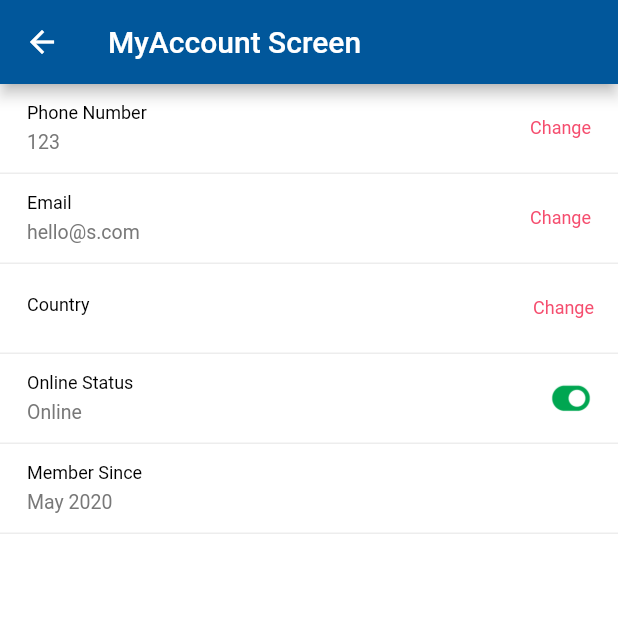
After one commit to olivermendez/Sendi, a Flutter app: the AccountScreen screen opened directly, on a phone screen of 412 x 824 dp, the top half of it. The commit adds this screen. Run offline on Flutter 3.47's test engine with Material 2 defaults, Android fonts, the phone set to English and light mode, and no system bars; missing offline and left inert: awesome_card; Roboto replaces fonts that are missing (Futura, medium).

Commit message:
new updates

```diff
--- a/sendi_app_rider/lib/config/theme/custom_rider_theme.dart
+++ b/sendi_app_rider/lib/config/theme/custom_rider_theme.dart
@@ -2,7 +2,7 @@ import 'package:flutter/material.dart';
 
 ThemeData themeRider() {
   return ThemeData(
-    primaryColor: Colors.lightBlue,
+    primaryColor: Colors.lightBlue[900],
     primaryColorDark: Color(0xFFFC0028),
     primaryColorLight: Color(0xFFFE9AAA),
     scaffoldBackgroundColor: Colors.white,
@@ -10,7 +10,7 @@ ThemeData themeRider() {
     fontFamily: 'Futura',
     textTheme: TextTheme(
       headline1: TextStyle(
-        color: Color(0xFF1B070B),
+        color: Colors.white,
         fontWeight: FontWeight.bold,
         fontSize: 36,
       ),
--- a/sendi_app_rider/lib/src/Screens/deliver_confirmed/delivery_confirmed_screen.dart
+++ b/sendi_app_rider/lib/src/Screens/deliver_confirmed/delivery_confirmed_screen.dart
@@ -5,8 +5,7 @@ class DeliveryConfirmedScreen extends StatelessWidget {
 
   @override
   Widget build(BuildContext context) {
-    return MaterialApp(
-      home: Scaffold(
+    return Scaffold(
       body: Container(
         color: Colors.green,
         child: Center(
@@ -16,7 +15,6 @@ class DeliveryConfirmedScreen extends StatelessWidget {
           ),
         ),
       ),
-      ),
     );
   }
 }
--- /dev/null
+++ b/sendi_app_rider/lib/src/Screens/my_account/account_screen.dart
@@ -0,0 +1,294 @@
+import 'package:flutter/material.dart';
+
+class AccountScreen extends StatelessWidget {
+  static const String routeName = '/my-account';
+
+  static Route route() {
+    return MaterialPageRoute(
+      builder: (_) => AccountScreen(),
+      settings: RouteSettings(name: routeName),
+    );
+  }
+
+  @override
+  Widget build(BuildContext context) {
+    return Scaffold(
+      appBar: AppBar(
+        title: Text("MyAccount Screen"),
+      ),
+      body: Container(
+          child: ListView(
+        children: [
+          //Phone Number
+          Container(
+            height: 60,
+            padding: EdgeInsets.only(left: 18, right: 8),
+            decoration: BoxDecoration(
+                border: Border(
+                    bottom: BorderSide(width: 1, color: Color(0xFFEDEDED)))),
+            child: Row(
+              mainAxisAlignment: MainAxisAlignment.spaceBetween,
+              children: [
+                Column(
+                  crossAxisAlignment: CrossAxisAlignment.start,
+                  mainAxisAlignment: MainAxisAlignment.center,
+                  children: [
+                    Container(
+                      child: Text(
+                        "Phone Number",
+                        style: TextStyle(
+                            color: Color(0xFF000000),
+                            fontSize: 12,
+                            fontFamily: 'medium'),
+                      ),
+                    ),
+                    SizedBox(
+                      height: 5,
+                    ),
+                    Container(
+                      child: Text(
+                        "123",
+                        style: TextStyle(
+                            color: Color(0xFF787878),
+                            fontSize: 13,
+                            fontFamily: 'medium'),
+                      ),
+                    ),
+                  ],
+                ),
+                InkWell(
+                  onTap: () {},
+                  splashColor: Colors.transparent,
+                  highlightColor: Colors.transparent,
+                  child: Container(
+                    padding: EdgeInsets.all(10),
+                    child: Text(
+                      "Change",
+                      style: TextStyle(
+                          color: Color(0xFFF54D6E),
+                          fontSize: 12,
+                          fontFamily: 'medium'),
+                    ),
+                  ),
+                )
+              ],
+            ),
+          ),
+          //Email
+          Container(
+            height: 60,
+            padding: EdgeInsets.only(left: 18, right: 8),
+            decoration: BoxDecoration(
+                border: Border(
+                    bottom: BorderSide(width: 1, color: Color(0xFFEDEDED)))),
+            child: Row(
+              mainAxisAlignment: MainAxisAlignment.spaceBetween,
+              children: [
+                Column(
+                  crossAxisAlignment: CrossAxisAlignment.start,
+                  mainAxisAlignment: MainAxisAlignment.center,
+                  children: [
+                    Container(
+                      child: Text(
+                        "Email",
+                        style: TextStyle(
+                            color: Color(0xFF000000),
+                            fontSize: 12,
+                            fontFamily: 'medium'),
+                      ),
+                    ),
+                    SizedBox(
+                      height: 5,
+                    ),
+                    Container(
+                      child: Text(
+                        "hello@s.com",
+                        style: TextStyle(
+                            color: Color(0xFF787878),
+                            fontSize: 13,
+                            fontFamily: 'medium'),
+                      ),
+                    ),
+                  ],
+                ),
+                InkWell(
+                  onTap: () {},
+                  splashColor: Colors.transparent,
+                  highlightColor: Colors.transparent,
+                  child: Container(
+                    padding: EdgeInsets.all(10),
+                    child: Text(
+                      "Change",
+                      style: TextStyle(
+                          color: Color(0xFFF54D6E),
+                          fontSize: 12,
+                          fontFamily: 'medium'),
+                    ),
+                  ),
+                )
+              ],
+            ),
+          ),
+          //Country
+          Container(
+            height: 60,
+            padding: EdgeInsets.only(left: 18, right: 8),
+            decoration: BoxDecoration(
+                border: Border(
+                    bottom: BorderSide(width: 1, color: Color(0xFFEDEDED)))),
+            child: Stack(
+              fit: StackFit.expand,
+              overflow: Overflow.visible,
+              children: [
+                Positioned(
+                  left: 0,
+                  top: 0,
+                  bottom: 0,
+                  child: Column(
+                    crossAxisAlignment: CrossAxisAlignment.start,
+                    mainAxisAlignment: MainAxisAlignment.center,
+                    children: [
+                      Container(
+                        child: Text(
+                          "Country",
+                          style: TextStyle(
+                              color: Color(0xFF000000),
+                              fontSize: 12,
+                              fontFamily: 'medium'),
+                        ),
+                      ),
+                      SizedBox(
+                        height: 5,
+                      ),
+                    ],
+                  ),
+                ),
+                Positioned(
+                  right: 0,
+                  top: 0,
+                  bottom: 0,
+                  child: Container(
+                    alignment: Alignment.center,
+                    padding: EdgeInsets.only(
+                      left: 8,
+                      right: 8,
+                    ),
+                    child: Text(
+                      "Change",
+                      style: TextStyle(
+                          color: Color(0xFFF54D6E),
+                          fontSize: 12,
+                          fontFamily: 'medium'),
+                    ),
+                  ),
+                ),
+                Positioned(
+                  right: 0,
+                  top: 0,
+                  bottom: 0,
+                  child: Container(),
+                ),
+              ],
+            ),
+          ),
+          //Online Status
+          InkWell(
+            onTap: () {},
+            splashColor: Colors.transparent,
+            highlightColor: Colors.transparent,
+            child: Container(
+              height: 60,
+              padding: EdgeInsets.only(left: 18, right: 7),
+              decoration: BoxDecoration(
+                  border: Border(
+                      bottom: BorderSide(width: 1, color: Color(0xFFEDEDED)))),
+              child: Row(
+                mainAxisAlignment: MainAxisAlignment.spaceBetween,
+                children: [
+                  Column(
+                    crossAxisAlignment: CrossAxisAlignment.start,
+                    mainAxisAlignment: MainAxisAlignment.center,
+                    children: [
+                      Container(
+                        child: Text(
+                          "Online Status",
+                          style: TextStyle(
+                              color: Color(0xFF000000),
+                              fontSize: 12,
+                              fontFamily: 'medium'),
+                        ),
+                      ),
+                      SizedBox(
+                        height: 5,
+                      ),
+                      Container(
+                        child: Text(
+                          true ? "Online" : "Offline",
+                          style: TextStyle(
+                              color: Color(0xFF787878),
+                              fontSize: 13,
+                              fontFamily: 'medium'),
+                        ),
+                      ),
+                    ],
+                  ),
+                  Container(
+                      margin: EdgeInsets.only(left: 2),
+                      padding: EdgeInsets.all(10),
+                      child: true
+                          ? Image.asset(
+                              "assets/newIcons/ic_switchOn.png",
+                              scale: 3,
+                            )
+                          : Image.asset(
+                              "assets/newIcons/ic_switchOff.png",
+                              scale: 3,
+                            ))
+                ],
+              ),
+            ),
+          ),
+          //Member Since
+          Container(
+            height: 60,
+            padding: EdgeInsets.only(left: 18, right: 8),
+            decoration: BoxDecoration(
+                border: Border(
+                    bottom: BorderSide(width: 1, color: Color(0xFFEDEDED)))),
+            child: Row(
+              children: [
+                Column(
+                  crossAxisAlignment: CrossAxisAlignment.start,
+                  mainAxisAlignment: MainAxisAlignment.center,
+                  children: [
+                    Container(
+                      child: Text(
+                        "Member Since",
+                        style: TextStyle(
+                            color: Color(0xFF000000),
+                            fontSize: 12,
+                            fontFamily: 'medium'),
+                      ),
+                    ),
+                    SizedBox(
+                      height: 5,
+                    ),
+                    Container(
+                      child: Text(
+                        "May 2020",
+                        style: TextStyle(
+                            color: Color(0xFF787878),
+                            fontSize: 13,
+                            fontFamily: 'medium'),
+                      ),
+                    ),
+                  ],
+                ),
+              ],
+            ),
+          ),
+        ],
+      )),
+    );
+  }
+}
--- a/sendi_app_rider/lib/src/Screens/my_account/my_account_screen.dart
+++ b/sendi_app_rider/lib/src/Screens/my_account/my_account_screen.dart
@@ -1,7 +1,7 @@
 import 'package:flutter/material.dart';
 
 class MyAccountScreen extends StatelessWidget {
-  static const String routeName = '/MyAccount';
+  static const String routeName = '/my-account';
 
   static Route route() {
     return MaterialPageRoute(
@@ -16,9 +16,6 @@ class MyAccountScreen extends StatelessWidget {
       appBar: AppBar(
         title: Text("MyAccount Screen"),
       ),
-      body: Center(
-        child: Text("MyAccount Form"),
-      ),
     );
   }
 }
--- a/sendi_app_rider/lib/src/Screens/screens.dart
+++ b/sendi_app_rider/lib/src/Screens/screens.dart
@@ -1 +1,4 @@
 export 'welcome/welcome_screen.dart';
+export 'home/home_screen.dart';
+export 'package_sended/package_sended_screen.dart';
+export 'my_account/my_account_screen.dart';
--- a/sendi_app_rider/lib/src/components/components.dart
+++ b/sendi_app_rider/lib/src/components/components.dart
@@ -1,3 +1,4 @@
 export 'drawer/custom_drawer.dart';
 export 'floating_action_button/super_floatingactions.dart';
 export 'navbar/custom_navbar.dart';
+export 'event/new_event_send.dart';
```
Also changed, not shown: sendi_app_rider/lib/config/router/app_route.dart (+7 -0 lines), sendi_app_rider/lib/src/Screens/home/home_screen.dart (+6 -4 lines), sendi_app_rider/lib/src/Screens/package_sended/package_sended_screen.dart (added, +41 -0 lines), sendi_app_rider/lib/src/components/drawer/custom_drawer.dart (+15 -0 lines), sendi_app_rider/lib/src/components/event/new_event_send.dart (added, +15 -0 lines), sendi_app_rider/lib/src/components/navbar/custom_navbar.dart (+48 -0 lines), 1 other file. Lines whose indentation alone changed are shown as unchanged.
